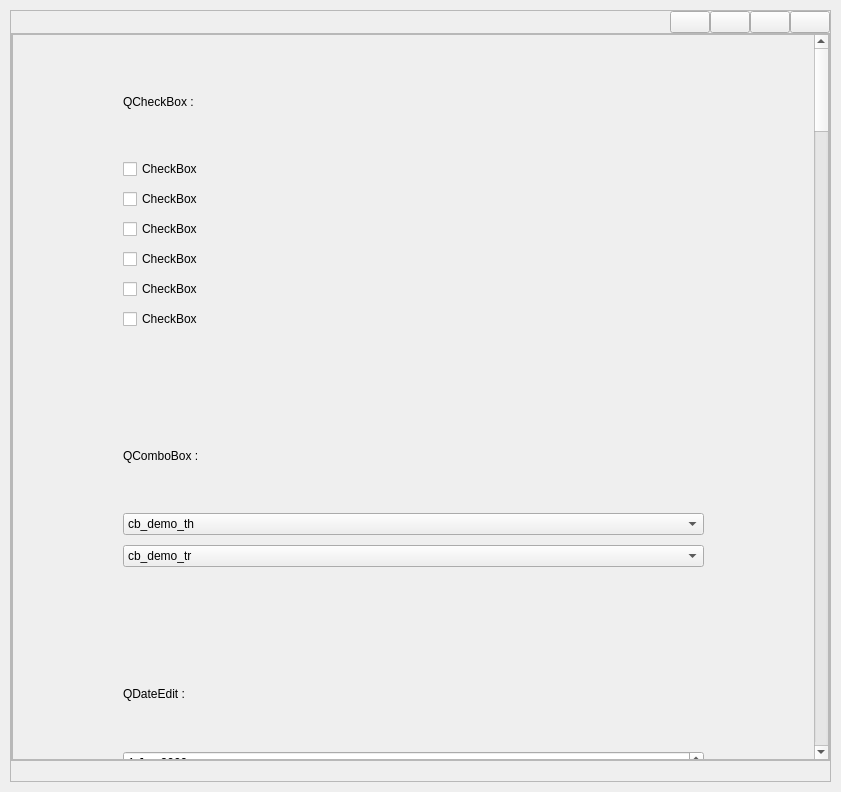
TheR7angelo/template, file src/gui/ui/main/main.ui: the form before one commit.
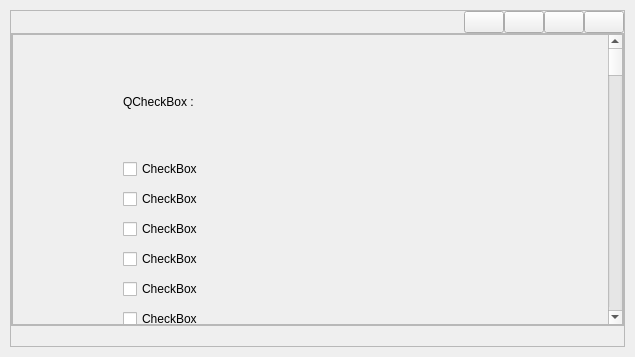
The form after the commit.

Patch:
```diff
--- a/src/gui/ui/main/main.ui
+++ b/src/gui/ui/main/main.ui
@@ -6,8 +6,8 @@
    <rect>
     <x>0</x>
     <y>0</y>
-    <width>841</width>
-    <height>792</height>
+    <width>635</width>
+    <height>357</height>
    </rect>
   </property>
   <layout class="QVBoxLayout" name="vlay_main">
@@ -152,7 +152,7 @@
              <rect>
               <x>0</x>
               <y>0</y>
-              <width>798</width>
+              <width>592</width>
               <height>6461</height>
              </rect>
             </property>
```
Left out of the diff: 5 changed lines with no effect on the pictures.
